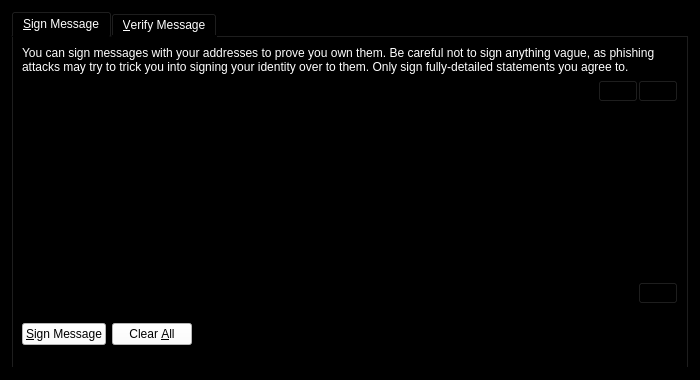
Above: src/qt/forms/signverifymessagedialog.ui from NoirX/NoirShares-v2-old before the change. Below: the same form after it.
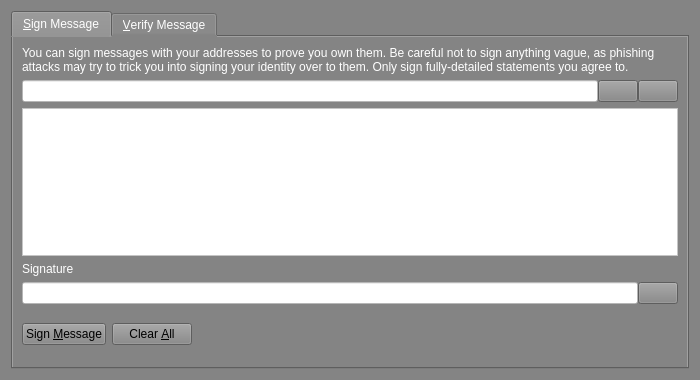
That is the form after the change. The open tabs and pages were chosen to show the change. Icons and pictures are not drawn. Custom widgets are drawn as their Qt base class.

Diff of the .ui file:
```diff
--- a/src/qt/forms/signverifymessagedialog.ui
+++ b/src/qt/forms/signverifymessagedialog.ui
@@ -14,7 +14,7 @@
    <string>Signatures - Sign / Verify a Message</string>
   </property>
   <property name="styleSheet">
-   <string notr="true">background-color: rgb(0, 0, 0);
+   <string notr="true">background-color: rgb(132, 132, 132);
 color: rgb(255, 255, 255);</string>
   </property>
   <property name="modal">
@@ -52,7 +52,11 @@
          <item>
           <widget class="QValidatedLineEdit" name="addressIn_SM">
            <property name="toolTip">
-            <string>The address to sign the message with (e.g. NbUs6cqeo8CiUfAyz7yaRc3WWiFUK58F3Q)</string>
+            <string>The address to sign the message with (e.g. Ler4HNAEfwYhBmGXcFP2Po1NpRUEiK8km2)</string>
+           </property>
+           <property name="styleSheet">
+            <string notr="true">background-color: rgb(255, 255, 255);
+color: rgb(0, 0, 0);</string>
            </property>
            <property name="maxLength">
             <number>34</number>
@@ -106,6 +110,20 @@
          <property name="toolTip">
           <string>Enter the message you want to sign here</string>
          </property>
+         <property name="styleSheet">
+          <string notr="true">background-color: rgb(255, 255, 255);
+color: rgb(0, 0, 0);</string>
+         </property>
+        </widget>
+       </item>
+       <item>
+        <widget class="QLabel" name="signatureLabel_SM">
+         <property name="text">
+          <string>Signature</string>
+         </property>
+         <property name="textFormat">
+          <enum>Qt::PlainText</enum>
+         </property>
         </widget>
        </item>
        <item>
@@ -120,6 +138,10 @@
              <italic>true</italic>
             </font>
            </property>
+           <property name="styleSheet">
+            <string notr="true">background-color: rgb(255, 255, 255);
+color: rgb(0, 0, 0);</string>
+           </property>
            <property name="readOnly">
             <bool>true</bool>
            </property>
@@ -152,11 +174,10 @@
             <string>Sign the message to prove you own this NoirShares address</string>
            </property>
            <property name="styleSheet">
-            <string notr="true">background-color: rgb(255, 255, 255);
-color: rgb(0, 0, 0);</string>
+            <string notr="true">color: rgb(0, 0, 0);</string>
            </property>
            <property name="text">
-            <string>&amp;Sign Message</string>
+            <string>Sign &amp;Message</string>
            </property>
            <property name="icon">
             <iconset resource="../bitcoin.qrc">
@@ -173,8 +194,7 @@
             <string>Reset all sign message fields</string>
            </property>
            <property name="styleSheet">
-            <string notr="true">background-color: rgb(255, 255, 255);
-color: rgb(0, 0, 0);</string>
+            <string notr="true">color: rgb(0, 0, 0);</string>
            </property>
            <property name="text">
             <string>Clear &amp;All</string>
```
Left out of the diff: 30 changed lines with no effect on the pictures.
